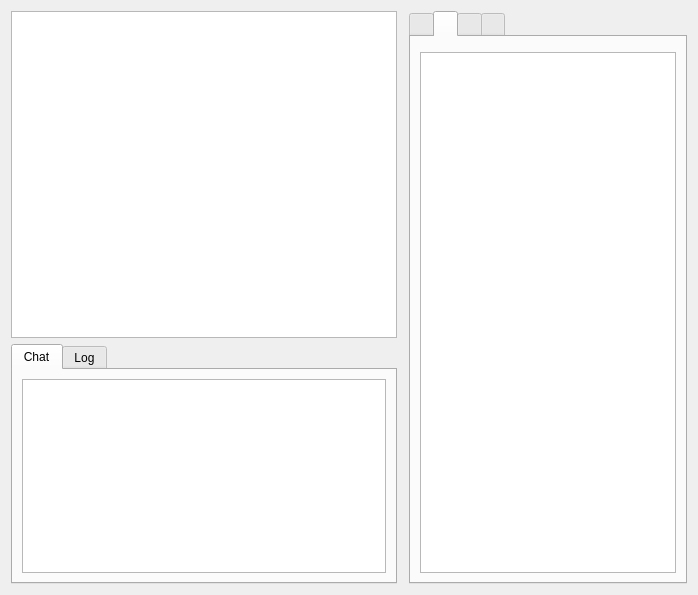
kingnak/arkhor, file arkhorclient/gui/ahmaingui.ui: the form before one commit.
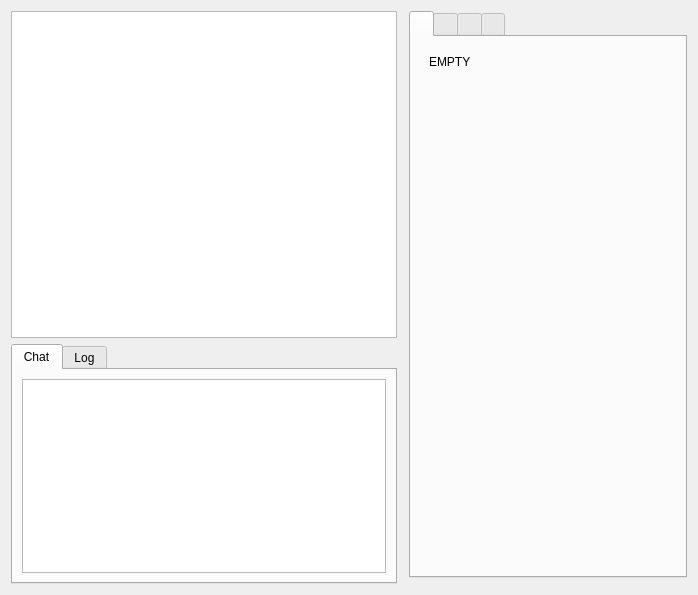
The form after the commit. Icons and pictures are not drawn. Custom widgets are drawn as their Qt base class.

Patch:
```diff
--- a/arkhorclient/gui/ahmaingui.ui
+++ b/arkhorclient/gui/ahmaingui.ui
@@ -72,7 +72,9 @@
     <widget class="ObjectInfoWidget" name="wgtObjectInfo" native="true"/>
    </item>
    <item>
-    <widget class="QTabWidget" name="tabInteract">
+    <layout class="QVBoxLayout" name="verticalLayout_16">
+     <item>
+      <widget class="QTabWidget" name="tabInteract_base">
      <property name="sizePolicy">
       <sizepolicy hsizetype="MinimumExpanding" vsizetype="Expanding">
        <horstretch>0</horstretch>
@@ -261,6 +263,11 @@
      </widget>
     </widget>
    </item>
+     <item>
+      <widget class="MinSizeTab" name="tabInteract" native="true"/>
+     </item>
+    </layout>
+   </item>
   </layout>
   <action name="actionDismissInfo">
    <property name="text">
@@ -349,6 +356,12 @@
    <header>gui/choicewidget.h</header>
    <container>1</container>
   </customwidget>
+  <customwidget>
+   <class>MinSizeTab</class>
+   <extends>QWidget</extends>
+   <header>gui/minsizetab.h</header>
+   <container>1</container>
+  </customwidget>
  </customwidgets>
  <resources>
   <include location="../../arkhorclientstaticres/client_resources.qrc"/>
```
Left out of the diff: 34 changed lines with no effect on the pictures. Lines whose indentation alone changed are shown as unchanged.
